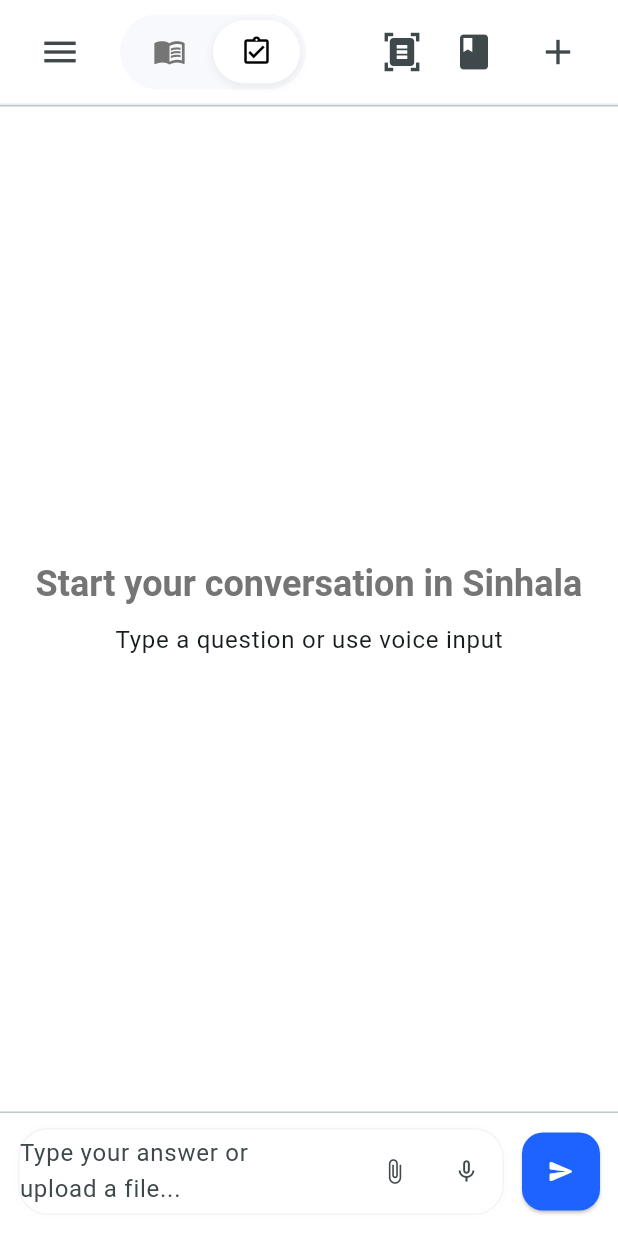
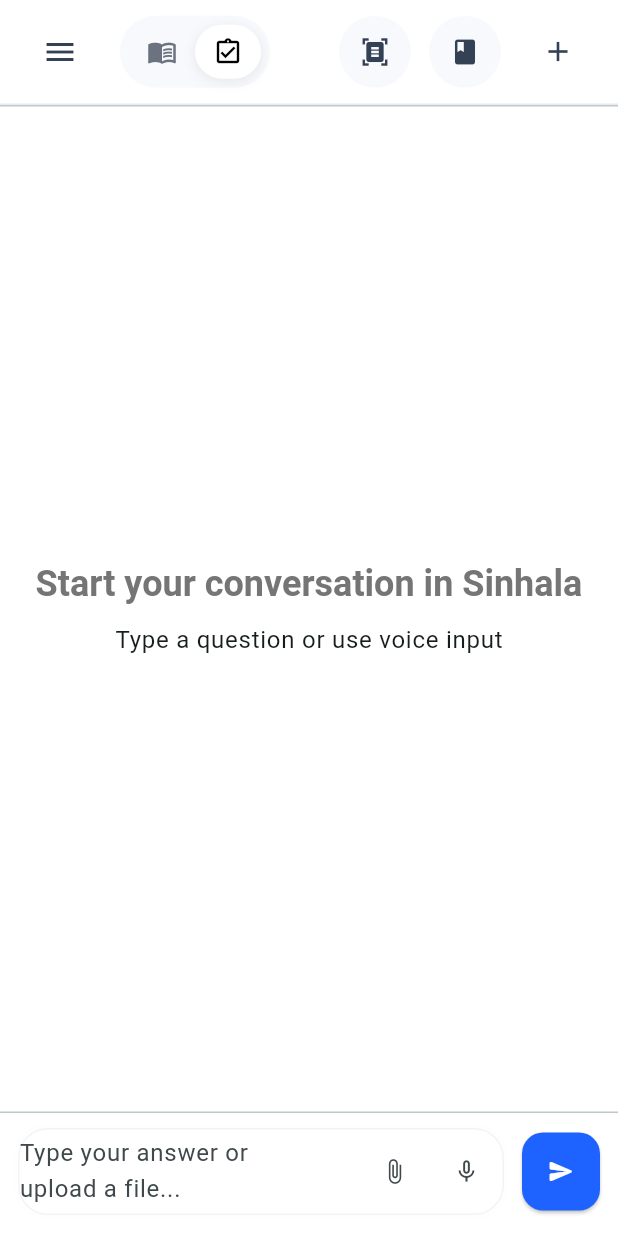
Before and after one commit to Miyuri15/SinLearn_mobile, a Flutter app: the EvaluationTextPage screen opened directly, on a phone screen of 412 x 824 dp. Run offline on Flutter 3.47's test engine with Material 3 defaults, Android fonts, the phone set to English and light mode, and no system bars; our stand-ins replace easy_localization, file_picker, go_router.

Commit message:
app bar icon update

```diff
--- a/lib/widgets/teachers_main_app_bar.dart
+++ b/lib/widgets/teachers_main_app_bar.dart
@@ -45,8 +45,10 @@ class MainAppBar extends StatelessWidget implements PreferredSizeWidget {
             Builder(
               builder: (ctx) {
                 return IconButton(
-                  icon: const Icon(Icons.menu, size: 28),
+                  icon: const Icon(Icons.menu, size: 24, color: Color(0xFF344054)),
                   onPressed: () => Scaffold.of(ctx).openDrawer(),
+                  padding: const EdgeInsets.all(8),
+                  splashRadius: 20,
                 );
               },
             ),
@@ -55,7 +57,7 @@ class MainAppBar extends StatelessWidget implements PreferredSizeWidget {
 
             // SEGMENT BUTTONS (Book | Clipboard)
             Container(
-              padding: const EdgeInsets.all(4),
+              padding: const EdgeInsets.all(6),
               decoration: BoxDecoration(
                 color: const Color(0xFFF7F9FC),
                 borderRadius: BorderRadius.circular(28),
@@ -79,17 +81,35 @@ class MainAppBar extends StatelessWidget implements PreferredSizeWidget {
             const Spacer(),
 
             // TEACHERS RUBRIC -> right-side sidebar
-            IconButton(
-              icon: const Icon(Icons.document_scanner, size: 28),
-              onPressed: () => showTeachersRubricSidebar(context),
+            Container(
+              margin: const EdgeInsets.symmetric(horizontal: 6),
+              decoration: const BoxDecoration(
+                color: Color(0xFFF7F9FC),
+                shape: BoxShape.circle,
+              ),
+              child: IconButton(
+                padding: const EdgeInsets.all(8),
+                splashRadius: 20,
+                icon: const Icon(Icons.document_scanner, size: 20, color: Color(0xFF344054)),
+                onPressed: () => showTeachersRubricSidebar(context),
+              ),
             ),
 
             // BOOK ICON -> Syllabus (sidebar)
             Builder(
               builder: (ctx) {
-                return IconButton(
-                  icon: const Icon(Icons.book, size: 28),
-                  onPressed: () => showSyllabusSidebar(ctx), // opens as right panel
+                return Container(
+                  margin: const EdgeInsets.symmetric(horizontal: 6),
+                  decoration: const BoxDecoration(
+                    color: Color(0xFFF7F9FC),
+                    shape: BoxShape.circle,
+                  ),
+                  child: IconButton(
+                    padding: const EdgeInsets.all(8),
+                    splashRadius: 20,
+                    icon: const Icon(Icons.book, size: 20, color: Color(0xFF344054)),
+                    onPressed: () => showSyllabusSidebar(ctx), // opens as right panel
+                  ),
                 );
               },
             ),
@@ -100,7 +120,9 @@ class MainAppBar extends StatelessWidget implements PreferredSizeWidget {
             Builder(
               builder: (ctx) {
                 return IconButton(
-                  icon: const Icon(Icons.add, size: 28),
+                  padding: const EdgeInsets.all(8),
+                  splashRadius: 20,
+                  icon: const Icon(Icons.add, size: 22, color: Color(0xFF344054)),
                   onPressed: () => showQuestionPaperSidebar(ctx), // opens as right panel
                 );
               },
@@ -129,16 +151,16 @@ class _SegmentButton extends StatelessWidget {
       borderRadius: BorderRadius.circular(22),
       onTap: onTap,
       child: Container(
-        padding: const EdgeInsets.symmetric(horizontal: 18, vertical: 10),
+        padding: const EdgeInsets.symmetric(horizontal: 12, vertical: 8),
         decoration: BoxDecoration(
           color: isSelected ? Colors.white : Colors.transparent,
           borderRadius: BorderRadius.circular(22),
           boxShadow: isSelected
               ? [
                   BoxShadow(
-                    color: Colors.black.withOpacity(0.05),
+                    color: Colors.black.withOpacity(0.06),
                     spreadRadius: 1,
-                    blurRadius: 4,
+                    blurRadius: 6,
                     offset: const Offset(0, 2),
                   )
                 ]
@@ -146,8 +168,8 @@ class _SegmentButton extends StatelessWidget {
         ),
         child: Icon(
           icon,
-          size: 22,
-          color: isSelected ? Colors.black : Colors.grey[600],
+          size: 20,
+          color: isSelected ? Colors.black : const Color(0xFF6B7280),
         ),
       ),
     );
```
Also changed, not shown: lib/widgets/students_main_app_bar.dart (+36 -14 lines).
